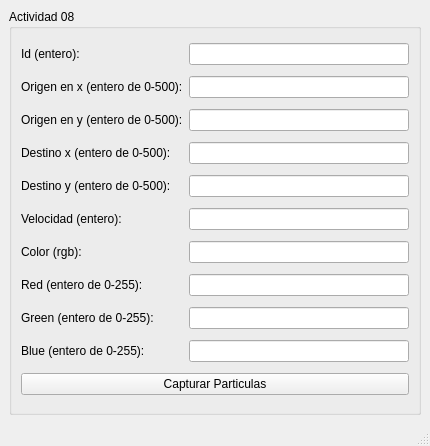
This is mainwindow.ui in Monox2/Avtividad8 as Qt 5 draws it before an edit. The edited form follows.
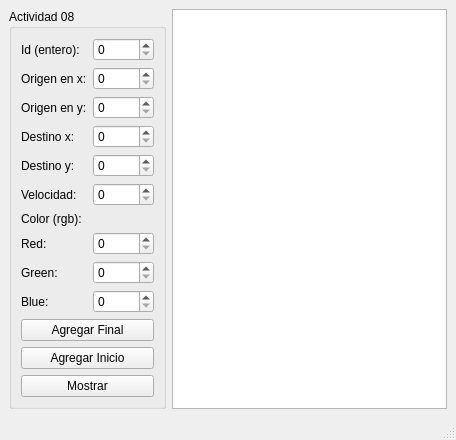
This is the edited form.

Commit message: Se agrego la carpeta particula y en la interfaz el plainText

Diff of the .ui file:
```diff
--- a/mainwindow.ui
+++ b/mainwindow.ui
@@ -6,8 +6,8 @@
    <rect>
     <x>0</x>
     <y>0</y>
-    <width>430</width>
-    <height>446</height>
+    <width>456</width>
+    <height>427</height>
    </rect>
   </property>
   <property name="windowTitle">
@@ -21,117 +21,97 @@
        <string>Actividad 08</string>
       </property>
       <layout class="QGridLayout" name="gridLayout_2">
-       <item row="0" column="0">
-        <widget class="QLabel" name="label">
-         <property name="text">
-          <string>Id (entero):</string>
-         </property>
-        </widget>
-       </item>
-       <item row="0" column="1">
-        <widget class="QLineEdit" name="lineEdit">
-         <property name="text">
-          <string/>
+       <item row="4" column="1" colspan="4">
+        <widget class="QSpinBox" name="destino_y_spinBox">
+         <property name="maximum">
+          <number>500</number>
          </property>
         </widget>
        </item>
        <item row="1" column="0">
         <widget class="QLabel" name="label_2">
          <property name="text">
-          <string>Origen en x (entero de 0-500):</string>
+          <string>Origen en x:</string>
          </property>
         </widget>
        </item>
-       <item row="1" column="1">
-        <widget class="QLineEdit" name="lineEdit_2"/>
-       </item>
-       <item row="2" column="0">
-        <widget class="QLabel" name="label_3">
+       <item row="9" column="0">
+        <widget class="QLabel" name="label_10">
          <property name="text">
-          <string>Origen en y (entero de 0-500):</string>
+          <string>Blue:</string>
          </property>
         </widget>
        </item>
-       <item row="2" column="1">
-        <widget class="QLineEdit" name="lineEdit_3"/>
-       </item>
-       <item row="3" column="0">
-        <widget class="QLabel" name="label_4">
+       <item row="11" column="0" colspan="5">
+        <widget class="QPushButton" name="agregar_inicio_pushButton">
          <property name="text">
-          <string>Destino x (entero de 0-500):</string>
+          <string>Agregar Inicio</string>
          </property>
         </widget>
        </item>
-       <item row="3" column="1">
-        <widget class="QLineEdit" name="lineEdit_4"/>
-       </item>
-       <item row="4" column="0">
-        <widget class="QLabel" name="label_5">
-         <property name="text">
-          <string>Destino y (entero de 0-500):</string>
-         </property>
-        </widget>
-       </item>
-       <item row="4" column="1">
-        <widget class="QLineEdit" name="lineEdit_5"/>
-       </item>
        <item row="5" column="0">
         <widget class="QLabel" name="label_6">
          <property name="text">
-          <string>Velocidad (entero):</string>
+          <string>Velocidad:</string>
          </property>
         </widget>
        </item>
-       <item row="5" column="1">
-        <widget class="QLineEdit" name="lineEdit_6"/>
-       </item>
-       <item row="6" column="0">
-        <widget class="QLabel" name="label_7">
-         <property name="text">
-          <string>Color (rgb):</string>
-         </property>
-        </widget>
-       </item>
-       <item row="6" column="1">
-        <widget class="QLineEdit" name="lineEdit_7"/>
-       </item>
-       <item row="7" column="0">
-        <widget class="QLabel" name="label_8">
-         <property name="text">
-          <string>Red (entero de 0-255):</string>
-         </property>
-        </widget>
-       </item>
-       <item row="7" column="1">
-        <widget class="QLineEdit" name="lineEdit_8"/>
-       </item>
        <item row="8" column="0">
         <widget class="QLabel" name="label_9">
          <property name="text">
-          <string>Green (entero de 0-255):</string>
+          <string>Green:</string>
          </property>
         </widget>
        </item>
-       <item row="8" column="1">
-        <widget class="QLineEdit" name="lineEdit_9"/>
+       <item row="9" column="1" colspan="4">
+        <widget class="QSpinBox" name="blue_spinBox">
+         <property name="maximum">
+          <number>255</number>
+         </property>
+        </widget>
        </item>
-       <item row="9" column="0">
-        <widget class="QLabel" name="label_10">
+       <item row="8" column="1" colspan="4">
+        <widget class="QSpinBox" name="green_spinBox">
+         <property name="maximum">
+          <number>255</number>
+         </property>
+        </widget>
+       </item>
+       <item row="7" column="1" colspan="4">
+        <widget class="QSpinBox" name="red_spinBox">
+         <property name="maximum">
+          <number>255</number>
+         </property>
+        </widget>
+       </item>
+       <item row="2" column="1" colspan="4">
+        <widget class="QSpinBox" name="origne_y_spinBox">
+         <property name="maximum">
+          <number>500</number>
+         </property>
+        </widget>
+       </item>
+       <item row="4" column="0">
+        <widget class="QLabel" name="label_5">
          <property name="text">
-          <string>Blue (entero de 0-255):</string>
+          <string>Destino y:</string>
          </property>
         </widget>
        </item>
-       <item row="9" column="1">
-        <widget class="QLineEdit" name="lineEdit_10"/>
+       <item row="0" column="0">
+        <widget class="QLabel" name="label">
+         <property name="text">
+          <string>Id (entero):</string>
+         </property>
+        </widget>
        </item>
-       <item row="10" column="0" colspan="2">
-        <widget class="QPushButton" name="pushButton">
+       <item row="10" column="0" colspan="5">
+        <widget class="QPushButton" name="agregar_final_pushButton">
          <property name="autoFillBackground">
           <bool>false</bool>
          </property>
          <property name="text">
-          <string>Capturar Particulas</string>
+          <string>Agregar Final</string>
          </property>
          <property name="autoDefault">
           <bool>false</bool>
@@ -144,9 +124,75 @@
          </property>
         </widget>
        </item>
+       <item row="7" column="0">
+        <widget class="QLabel" name="label_8">
+         <property name="text">
+          <string>Red:</string>
+         </property>
+        </widget>
+       </item>
+       <item row="6" column="0">
+        <widget class="QLabel" name="label_7">
+         <property name="text">
+          <string>Color (rgb):</string>
+         </property>
+        </widget>
+       </item>
+       <item row="3" column="0">
+        <widget class="QLabel" name="label_4">
+         <property name="text">
+          <string>Destino x:</string>
+         </property>
+        </widget>
+       </item>
+       <item row="3" column="1" colspan="4">
+        <widget class="QSpinBox" name="destino_x_spinBox">
+         <property name="maximum">
+          <number>500</number>
+         </property>
+        </widget>
+       </item>
+       <item row="0" column="1" colspan="4">
+        <widget class="QSpinBox" name="id_spinBox">
+         <property name="maximum">
+          <number>10000</number>
+         </property>
+        </widget>
+       </item>
+       <item row="2" column="0">
+        <widget class="QLabel" name="label_3">
+         <property name="text">
+          <string>Origen en y:</string>
+         </property>
+        </widget>
+       </item>
+       <item row="1" column="1" colspan="4">
+        <widget class="QSpinBox" name="origen_x_spinBox">
+         <property name="maximum">
+          <number>500</number>
+         </property>
+        </widget>
+       </item>
+       <item row="5" column="1" colspan="4">
+        <widget class="QSpinBox" name="velocidad_spinBox">
+         <property name="maximum">
+          <number>10000</number>
+         </property>
+        </widget>
+       </item>
+       <item row="12" column="0" colspan="5">
+        <widget class="QPushButton" name="mostrar_pushButton">
+         <property name="text">
+          <string>Mostrar</string>
+         </property>
+        </widget>
+       </item>
       </layout>
      </widget>
     </item>
+    <item row="0" column="1">
+     <widget class="QPlainTextEdit" name="salida"/>
+    </item>
    </layout>
   </widget>
   <widget class="QMenuBar" name="menubar">
```
Left out of the diff: 2 changed lines with no effect on the pictures. The commit also changes 4 other files.
